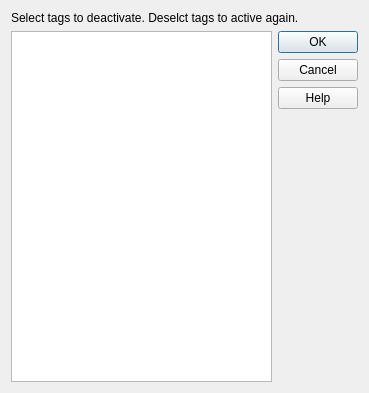
Above: designer/activetags.ui from ankitects/anki before the change. Below: the same form after it.
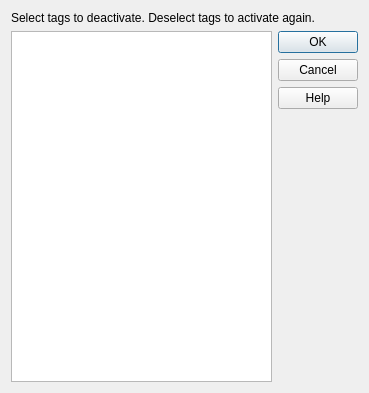
That is the form after the change.

```diff
--- a/designer/activetags.ui
+++ b/designer/activetags.ui
@@ -17,7 +17,7 @@
    <item>
     <widget class="QLabel" name="label">
      <property name="text">
-      <string>Select tags to deactivate. Deselct tags to active again.</string>
+      <string>Select tags to deactivate. Deselect tags to activate again.</string>
      </property>
     </widget>
    </item>
```
